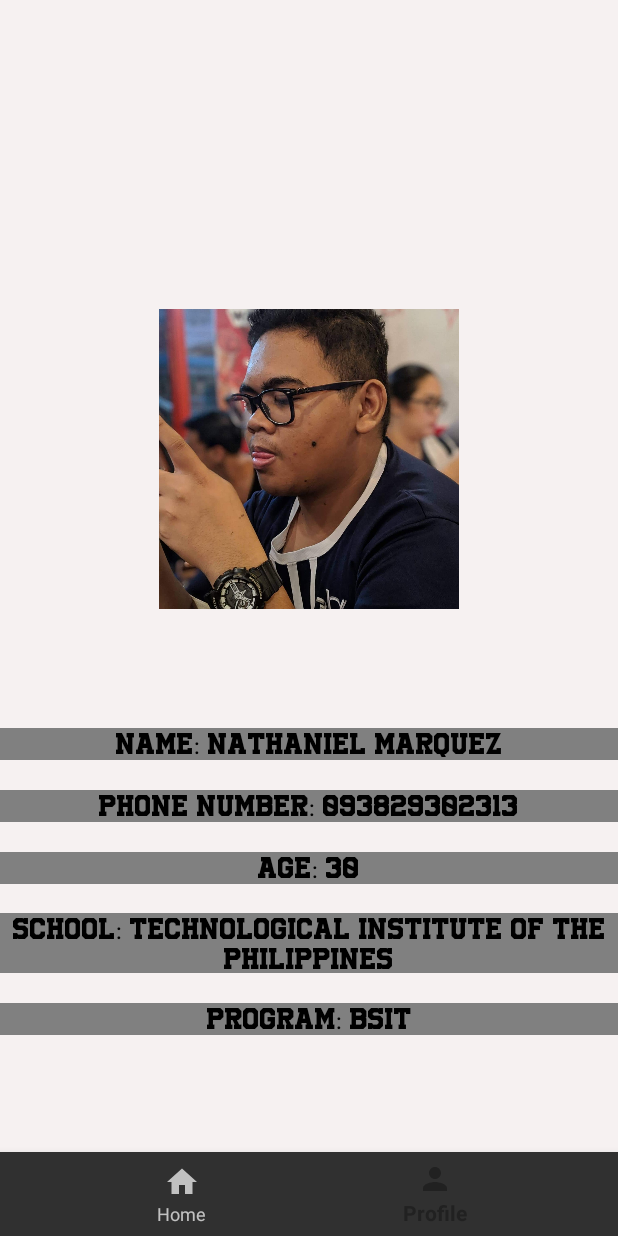
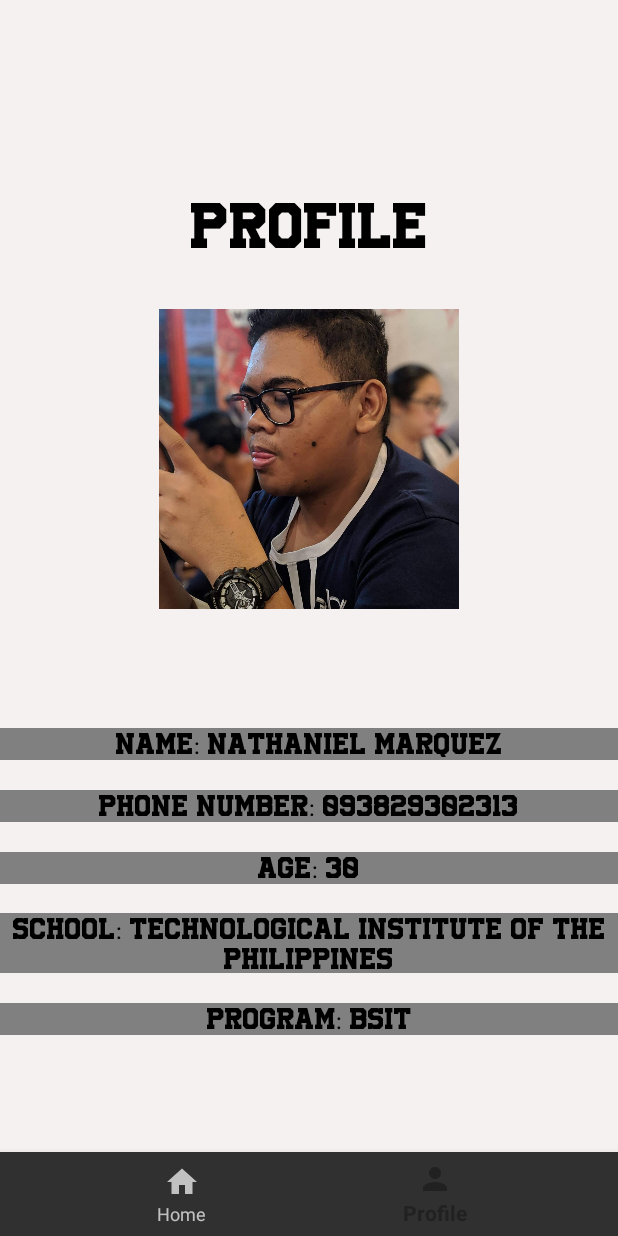
Before and after one commit to imlucifermorningstar/PlatTech, an Android app: the DashboardFragment screen opened through its navigation route, on a phone screen of 412 x 824 dp. Run offline under Robolectric (Android 15) with nearby library versions, the phone set to English and light mode, and no system bars; our stand-ins replace Navigation 3, navigation-ui.

Commit message:
Updated Interfaces

```diff
--- a/app/src/main/res/layout/fragment_dashboard.xml
+++ b/app/src/main/res/layout/fragment_dashboard.xml
@@ -80,10 +80,20 @@
         android:fontFamily="@font/university"
         android:layout_below="@+id/school"
         android:layout_marginTop="20dp"
-            android:background="#808080"
+        android:background="#808080"
         android:id="@+id/course"
         />
-
-
+    <TextView
+        android:layout_width="match_parent"
+        android:layout_height="wrap_content"
+        android:text="PROFILE"
+        android:gravity="center"
+        android:textColor="@color/black"
+        android:textSize="30dp"
+        android:fontFamily="@font/university"
+        android:layout_below="@+id/school"
+        android:layout_marginTop="-520dp"
+        android:id="@+id/profile2"
+        />
 
 </RelativeLayout>
--- a/app/src/main/res/layout/fragment_home.xml
+++ b/app/src/main/res/layout/fragment_home.xml
@@ -79,10 +79,10 @@
         android:id="@+id/location"
         android:layout_width="match_parent"
         android:layout_height="wrap_content"
+        android:layout_marginTop="160dp"
+        android:fontFamily="@font/university"
         android:gravity="center_horizontal"
         android:text="Current Location"
-        android:fontFamily="@font/university"
-        android:layout_marginTop="180dp"
         android:textColor="@color/black"
         android:textSize="30sp"
         android:textStyle="bold" />
```
